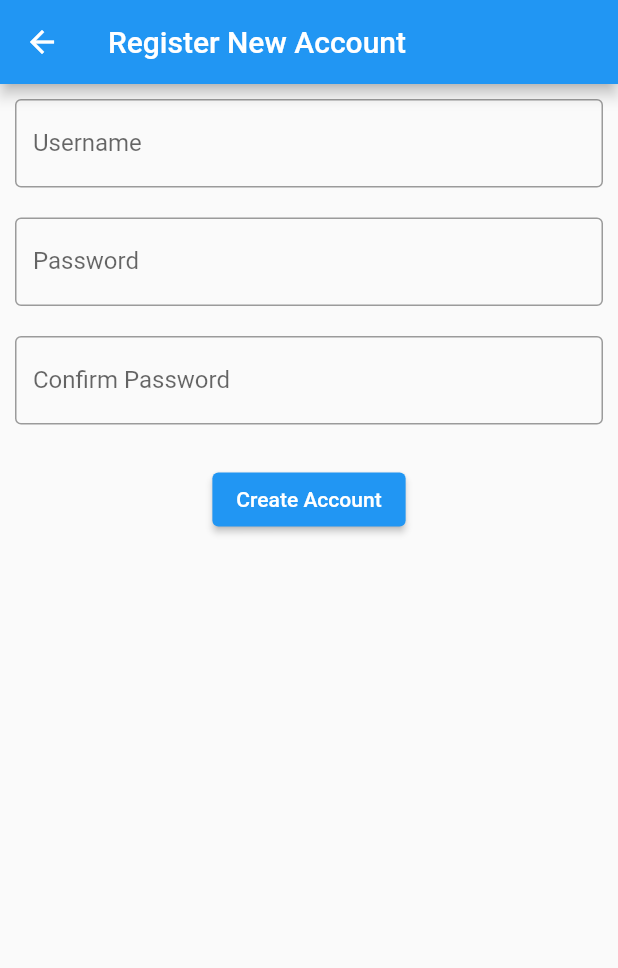
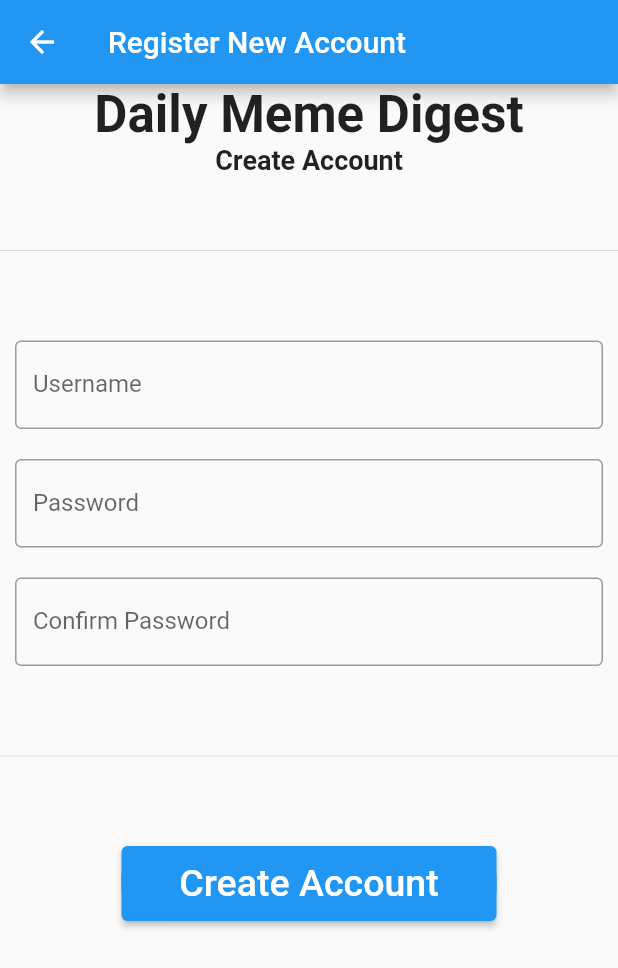
Before and after one commit to pandumartinez/uasemertech, a Flutter app: the Register screen opened directly, on a phone screen of 412 x 824 dp. Shown: the top 968 px of the screen. Run offline on Flutter 3.47's test engine with Material 2 defaults, Android fonts, the light colour scheme and no system bars; our stand-ins replace shared_preferences; missing offline and left inert: dart:html; accounts and stored records are empty; network calls fail; key blocks and very long unbroken strings in the code were emptied for the run.

Commit message:
fix dikit

```diff
--- a/lib/screen/login.dart
+++ b/lib/screen/login.dart
@@ -1,7 +1,6 @@
 import 'dart:convert';
 
 import 'package:dailymemedigest/screen/register.dart';
-import 'package:flutter/cupertino.dart';
 import 'package:flutter/material.dart';
 import 'package:shared_preferences/shared_preferences.dart';
 import 'package:http/http.dart' as http;
--- a/lib/screen/register.dart
+++ b/lib/screen/register.dart
@@ -62,6 +62,23 @@ class RegisterState extends State<Register> {
           key: _formKey,
           child: Column(
             children: <Widget>[
+              Text(
+                "Daily Meme Digest",
+                style: const TextStyle(
+                  fontSize: 34,
+                  fontWeight: FontWeight.w600,
+                ),
+              ),
+              Text(
+                "Create Account",
+                style: const TextStyle(
+                  fontSize: 18,
+                  fontWeight: FontWeight.w600,
+                ),
+              ),
+              Divider(
+                height: 100,
+              ),
               Padding(
                   padding: EdgeInsets.all(10),
                   child: TextFormField(
@@ -119,8 +136,17 @@ class RegisterState extends State<Register> {
                       return null;
                     },
                   )),
+              Divider(
+                height: 100,
+              ),
               Padding(
-                padding: const EdgeInsets.symmetric(vertical: 16.0),
+              padding: EdgeInsets.all(10),
+              child: Container(
+                height: 50,
+                width: 250,
+                decoration: BoxDecoration(
+                    color: Colors.blue,
+                    borderRadius: BorderRadius.circular(20)),
                 child: ElevatedButton(
                   onPressed: () {
                     if (_formKey.currentState != null &&
@@ -131,9 +157,12 @@ class RegisterState extends State<Register> {
                       submit();
                     }
                   },
-                  child: Text('Create Account'),
+                  child: Text(
+                    'Create Account',
+                    style: TextStyle(color: Colors.white, fontSize: 25),
+                  ),
                 ),
-              ),
+              )),
             ],
           ),
         ));
```
